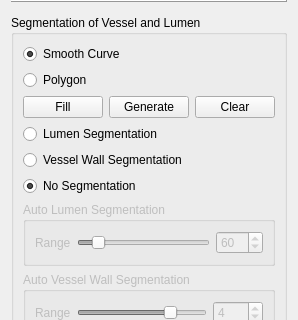
Qt form codes/InteractorStyles/QInteractorStyleVesselSegmentation.ui (wuzhuobin/PlaqueQuant) before a commit; both pictures show x 0 to 298 and y 108 to 428 of the 298 by 811 pixel window.
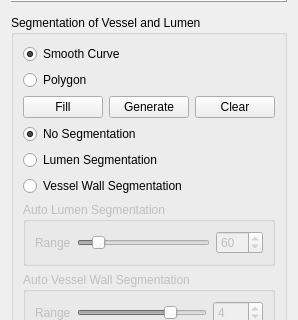
The same form after that commit. Icons and pictures are not drawn.

Commit message: the part of InteractorStyleSeedsPlacer has already well finished, the seeds widget now can be modified now, and also be deleted. and 3 viewer can also be updated partial real time. the filter part is still not finished.

```diff
--- a/codes/InteractorStyles/QInteractorStyleVesselSegmentation.ui
+++ b/codes/InteractorStyles/QInteractorStyleVesselSegmentation.ui
@@ -175,6 +175,19 @@
         </item>
        </layout>
       </item>
+      <item>
+       <widget class="QRadioButton" name="noSegmentationRadioButton">
+        <property name="text">
+         <string>No Segmentation</string>
+        </property>
+        <property name="checked">
+         <bool>true</bool>
+        </property>
+        <attribute name="buttonGroup">
+         <string notr="true">buttonGroup_2</string>
+        </attribute>
+       </widget>
+      </item>
       <item>
        <widget class="QRadioButton" name="lumenSegmentationRadioButton">
         <property name="text">
@@ -195,19 +208,6 @@
         </attribute>
        </widget>
       </item>
-      <item>
-       <widget class="QRadioButton" name="noSegmentationRadioButton">
-        <property name="text">
-         <string>No Segmentation</string>
-        </property>
-        <property name="checked">
-         <bool>true</bool>
-        </property>
-        <attribute name="buttonGroup">
-         <string notr="true">buttonGroup_2</string>
-        </attribute>
-       </widget>
-      </item>
       <item>
        <widget class="QGroupBox" name="groupBox_6">
         <property name="enabled">
```
Left out of the diff: 4 changed lines with no effect on the pictures. The commit also changes 40 other files.
